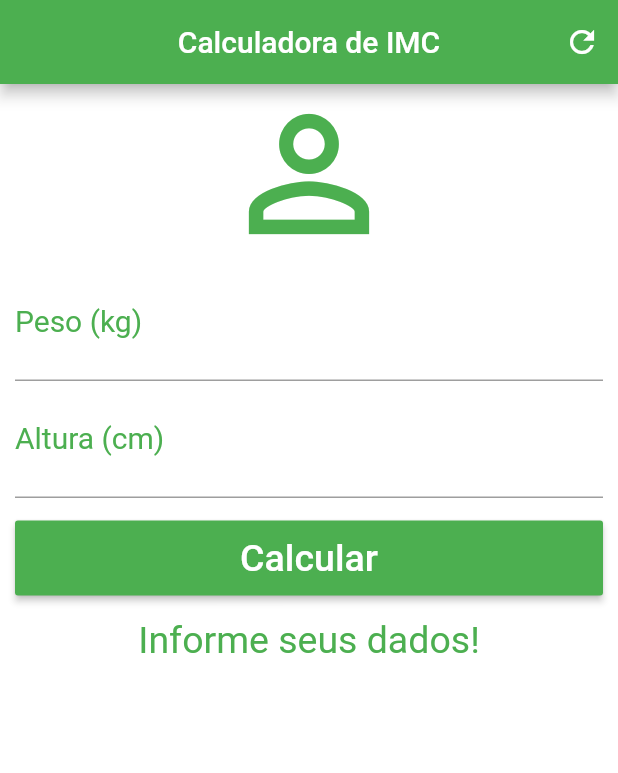
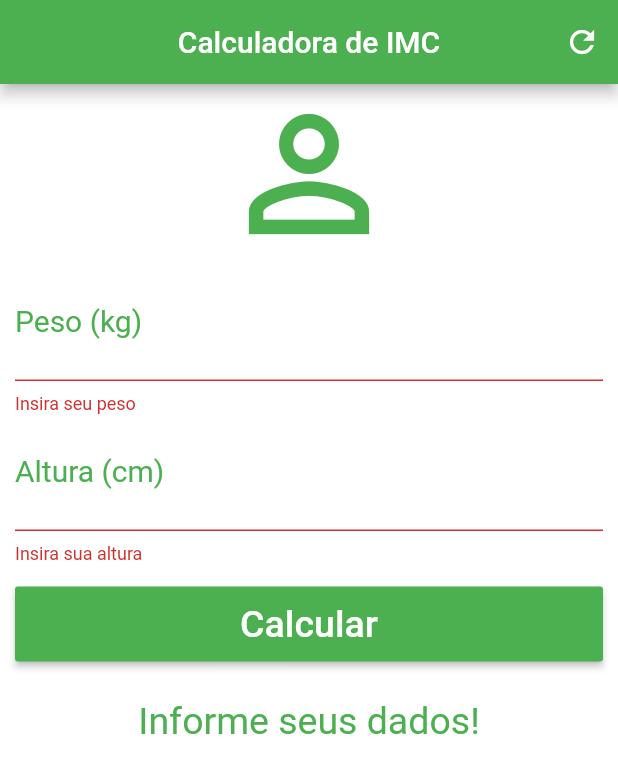
Before and after one commit to gabeFrancisco/IMC-Calculator, a Flutter app: the screen it shows after launch, after a tap on "Calcular", on a phone screen of 412 x 824 dp. Shown: the top 773 px of the screen. Run offline on Flutter 3.47's test engine with Material 2 defaults, Android fonts, the phone set to English and light mode, and no system bars.

Commit message:
Added validation method and green underlined input line

```diff
--- a/lib/main.dart
+++ b/lib/main.dart
@@ -15,6 +15,9 @@ class Home extends StatefulWidget {
 class _State extends State<Home> {
   TextEditingController weightController = new TextEditingController();
   TextEditingController heigthController = new TextEditingController();
+
+  GlobalKey<FormState> _formKey = new GlobalKey<FormState>();
+
   String _infoText = "Informe seus dados!";
 
   void _calculate(){
@@ -45,6 +48,7 @@ class _State extends State<Home> {
       weightController.text = "";
       heigthController.text = "";
       _infoText = "Informe seus Dados!";
+      _formKey = GlobalKey<FormState>();
     });
   }
 
@@ -66,29 +70,48 @@ class _State extends State<Home> {
       backgroundColor: Colors.white,
       body: SingleChildScrollView(
         padding: EdgeInsets.fromLTRB(10, 0, 10, 0),
+
+          child: Form(
+            key: _formKey,
             child: Column(
             crossAxisAlignment: CrossAxisAlignment.stretch,
             children: <Widget>[
             Icon(Icons.person_outline, size: 120.00, color: Colors.green,),
 
           //Campo para o dado de peso do usuário
-          TextField(
+            TextFormField(
               keyboardType: TextInputType.number,
               decoration: InputDecoration(labelText: "Peso (kg)", labelStyle: TextStyle(color: Colors.green, fontSize: 20),
+              focusedBorder: UnderlineInputBorder(
+                borderSide: new BorderSide(color: Colors.green))
               ),
               textAlign: TextAlign.center,
               style: TextStyle(color: Colors.green, fontSize: 30),
               controller: weightController,
+              validator: (value) {
+                if(value.isEmpty){
+                  return "Insira seu peso";
+                }
+                return null;
+              },
             ),
 
             //Campo para o dado de altura do usuário
-          TextField(
+            TextFormField(
               keyboardType: TextInputType.number,
-            decoration: InputDecoration(labelText: "Altura (cm)", labelStyle: TextStyle(color: Colors.green, fontSize: 20)
+              decoration: InputDecoration(labelText: "Altura (cm)", labelStyle: TextStyle(color: Colors.green, fontSize: 20),
+              focusedBorder: UnderlineInputBorder(
+                borderSide: new BorderSide(color: Colors.green))
               ),
               textAlign: TextAlign.center,
               style: TextStyle(color: Colors.green, fontSize: 30),
               controller: heigthController,
+              validator: (value) {
+                if(value.isEmpty){
+                  return "Insira sua altura";
+                }
+                return null;
+              } ,
             ),
 
             Padding(
@@ -96,15 +119,23 @@ class _State extends State<Home> {
                   child: Container(
                   height: 50.0,
                   child: RaisedButton(
-                onPressed: () { _calculate(); },
+                    onPressed: () {
+                      if(_formKey.currentState.validate()){
+                        _calculate();
+                      }
+                     },
                     color: Colors.green,
                     child: Text("Calcular", style: TextStyle(color: Colors.white, fontSize: 25.0)),
                   ),
               ),
             ),
-          Text("$_infoText", textAlign: TextAlign.center,
-            style: TextStyle(color: Colors.green, fontSize: 25.0))
+            Container(
+              margin: EdgeInsets.only(top: 10),
+              child: Text("$_infoText", textAlign: TextAlign.center,
+                style: TextStyle(color: Colors.green, fontSize: 25.0)),
+            )
           ],),
+        ),
       ),
     );
   }
```
Lines whose indentation alone changed are shown as unchanged.
